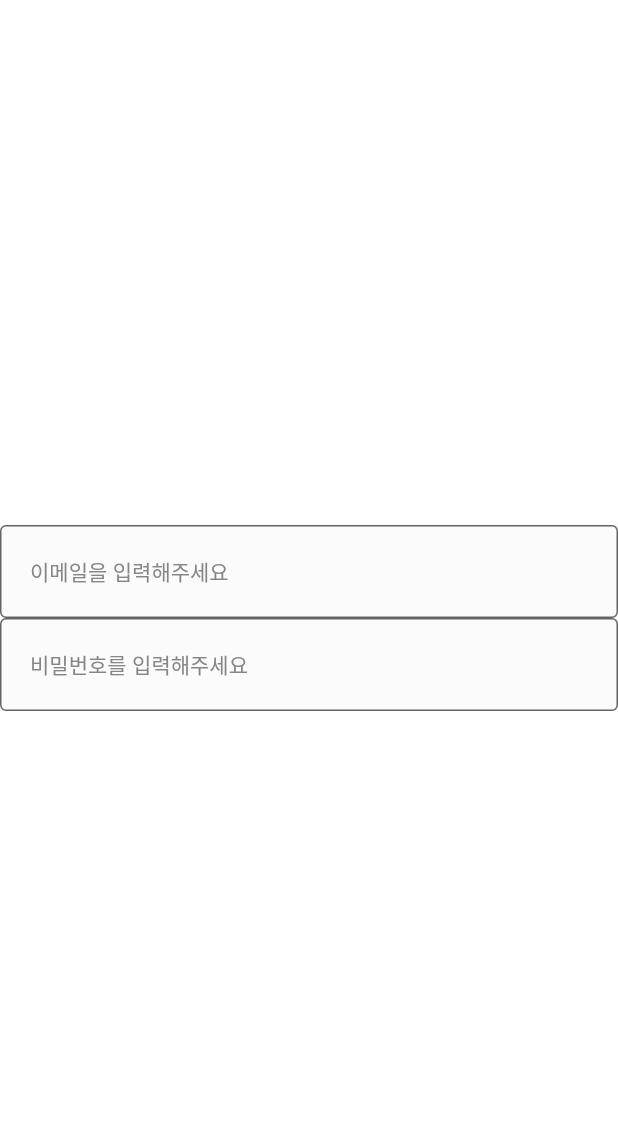
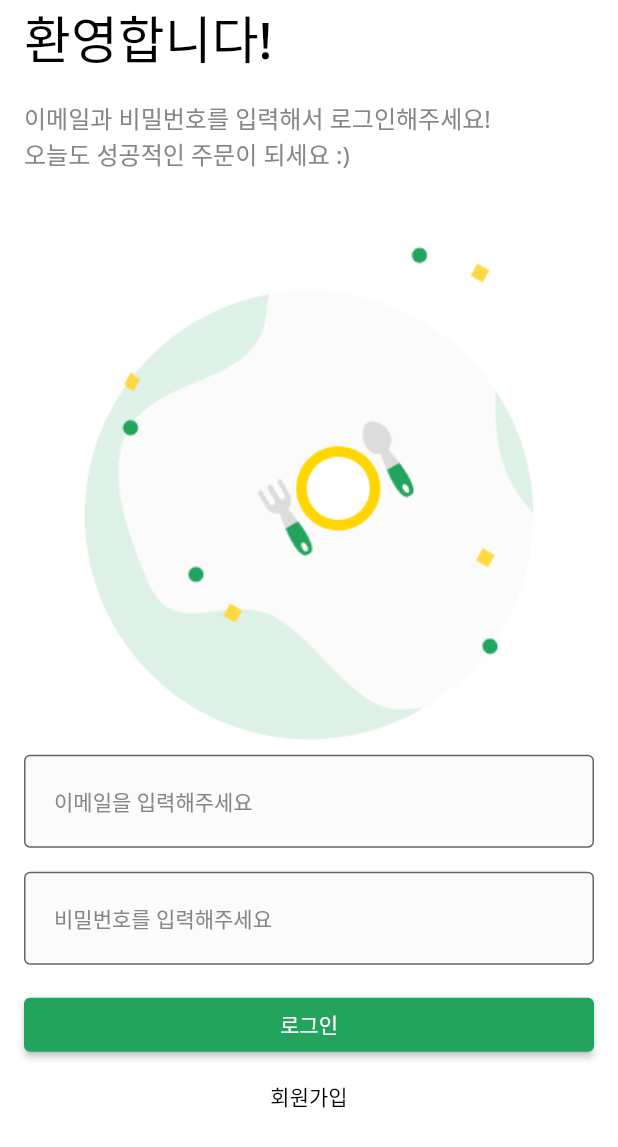
Before and after one commit to chloemk/order_app, a Flutter app: the screen it shows after launch, on a phone screen of 412 x 824 dp. Shown: the top 1147 px of the screen. Run offline on Flutter 3.47's test engine with Material 2 defaults, Android fonts, the phone set to English and light mode, and no system bars.

Commit message:
feat: add singleChildScrollView in LoginScreen widget

```diff
--- a/lib/user/view/login_screen.dart
+++ b/lib/user/view/login_screen.dart
@@ -1,5 +1,6 @@
 import 'package:flutter/material.dart';
 import 'package:order_app/common/component/custom_text_form_field.dart';
+import 'package:order_app/common/const/colors.dart';
 import 'package:order_app/common/layout/default_layout.dart';
 
 class LoginScreen extends StatelessWidget {
@@ -8,20 +9,92 @@ class LoginScreen extends StatelessWidget {
   @override
   Widget build(BuildContext context) {
     return DefaultLayout(
+      child: SingleChildScrollView(
+        keyboardDismissBehavior: ScrollViewKeyboardDismissBehavior.onDrag,
+        child: SafeArea(
+          top: true,
+          bottom: false,
+          child: Padding(
+            padding: const EdgeInsets.symmetric(horizontal: 16.0),
             child: Column(
-        mainAxisAlignment: MainAxisAlignment.center,
+              crossAxisAlignment: CrossAxisAlignment.stretch,
               children: [
+                const _Title(),
+                const SizedBox(
+                  height: 16.0,
+                ),
+                const _SubTitle(),
+                Image.asset(
+                  'asset/img/misc/logo.png',
+                  width: MediaQuery.of(context).size.width / 3 * 2,
+                ),
                 CustomTextFormField(
                   hintText: '이메일을 입력해주세요',
                   onChanged: (String value) {},
+                ),
+                const SizedBox(
+                  height: 16.0,
                 ),
                 CustomTextFormField(
                   hintText: '비밀번호를 입력해주세요',
                   onChanged: (String value) {},
                   obscureText: true,
                 ),
+                const SizedBox(
+                  height: 16.0,
+                ),
+                ElevatedButton(
+                  onPressed: () {},
+                  style: ElevatedButton.styleFrom(
+                    primary: PRIMARY_COLOR,
+                  ),
+                  child: const Text('로그인'),
+                ),
+                TextButton(
+                  onPressed: () {},
+                  style: TextButton.styleFrom(
+                    primary: Colors.black,
+                  ),
+                  child: const Text(
+                    '회원가입',
+                  ),
+                )
               ],
+            ),
+          ),
+        ),
       ),
     );
   }
 }
+
+class _Title extends StatelessWidget {
+  const _Title({Key? key}) : super(key: key);
+
+  @override
+  Widget build(BuildContext context) {
+    return const Text(
+      '환영합니다!',
+      style: TextStyle(
+        fontSize: 34,
+        fontWeight: FontWeight.w500,
+        color: Colors.black,
+      ),
+    );
+  }
+}
+
+class _SubTitle extends StatelessWidget {
+  const _SubTitle({Key? key}) : super(key: key);
+
+  @override
+  Widget build(BuildContext context) {
+    return const Text(
+      '이메일과 비밀번호를 입력해서 로그인해주세요!\n오늘도 성공적인 주문이 되세요 :)',
+      style: TextStyle(
+        fontSize: 16,
+        color: BODY_TEXT_COLOR,
+      ),
+    );
+  }
+}
```
Lines whose indentation alone changed are shown as unchanged.
